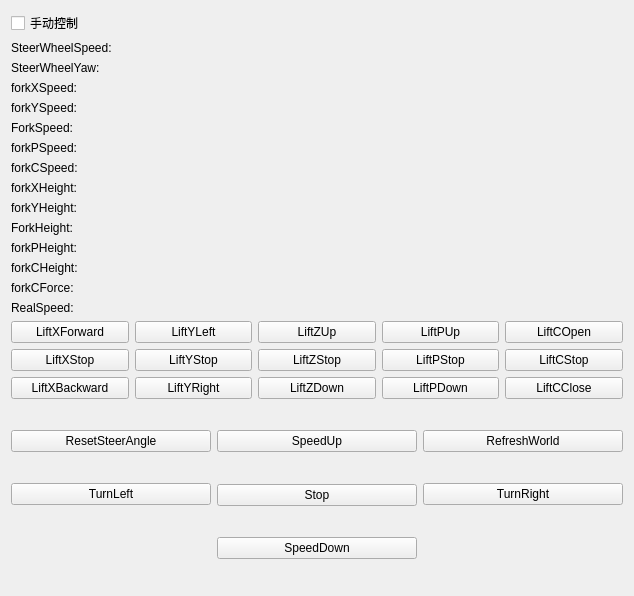
Y47777777/webots_sim_test, file base/keyboardform/keyboardform.ui: the form before one commit.
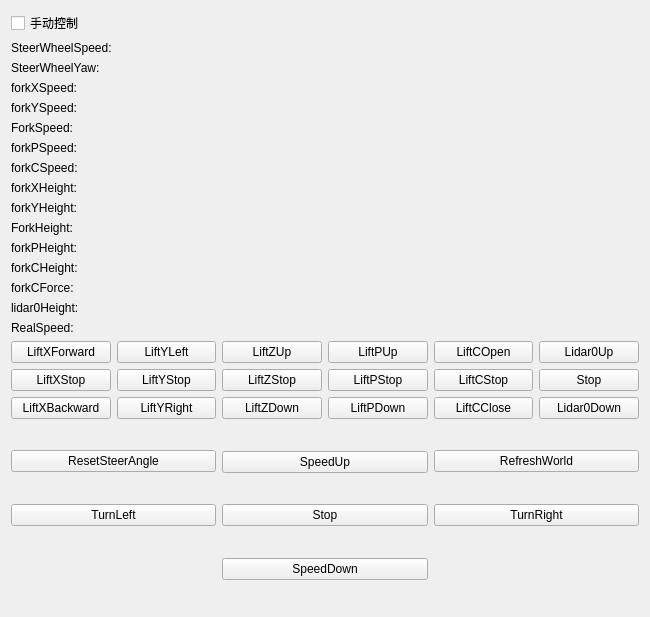
The form after the commit.

The edit to the form file:
```diff
--- a/base/keyboardform/keyboardform.ui
+++ b/base/keyboardform/keyboardform.ui
@@ -6,8 +6,8 @@
    <rect>
     <x>0</x>
     <y>0</y>
-    <width>634</width>
-    <height>596</height>
+    <width>650</width>
+    <height>617</height>
    </rect>
   </property>
   <property name="windowTitle">
@@ -118,6 +118,13 @@
            </property>
           </widget>
          </item>
+         <item>
+          <widget class="QLabel" name="label_lidar0Height">
+           <property name="text">
+            <string>lidar0Height:</string>
+           </property>
+          </widget>
+         </item>
          <item>
           <widget class="QLabel" name="label_realSpeed">
            <property name="text">
@@ -238,6 +245,24 @@
            </property>
           </widget>
          </item>
+         <item>
+          <layout class="QHBoxLayout" name="horizontalLayout_3">
+           <item>
+            <widget class="QLabel" name="label_Lidar0Height_value">
+             <property name="text">
+              <string/>
+             </property>
+            </widget>
+           </item>
+           <item>
+            <widget class="QLabel" name="label_isLidar0ORHeight_value">
+             <property name="text">
+              <string/>
+             </property>
+            </widget>
+           </item>
+          </layout>
+         </item>
          <item>
           <widget class="QLabel" name="label_realspeed_value">
            <property name="text">
@@ -380,6 +405,31 @@
          </item>
         </layout>
        </item>
+       <item>
+        <layout class="QVBoxLayout" name="Lidar0Move">
+         <item>
+          <widget class="QPushButton" name="pushButton_lidar0Up">
+           <property name="text">
+            <string>Lidar0Up</string>
+           </property>
+          </widget>
+         </item>
+         <item>
+          <widget class="QPushButton" name="pushButton_lidar0Stop">
+           <property name="text">
+            <string>Stop</string>
+           </property>
+          </widget>
+         </item>
+         <item>
+          <widget class="QPushButton" name="pushButton_Lidar0Down">
+           <property name="text">
+            <string>Lidar0Down</string>
+           </property>
+          </widget>
+         </item>
+        </layout>
+       </item>
       </layout>
      </item>
      <item>
```
